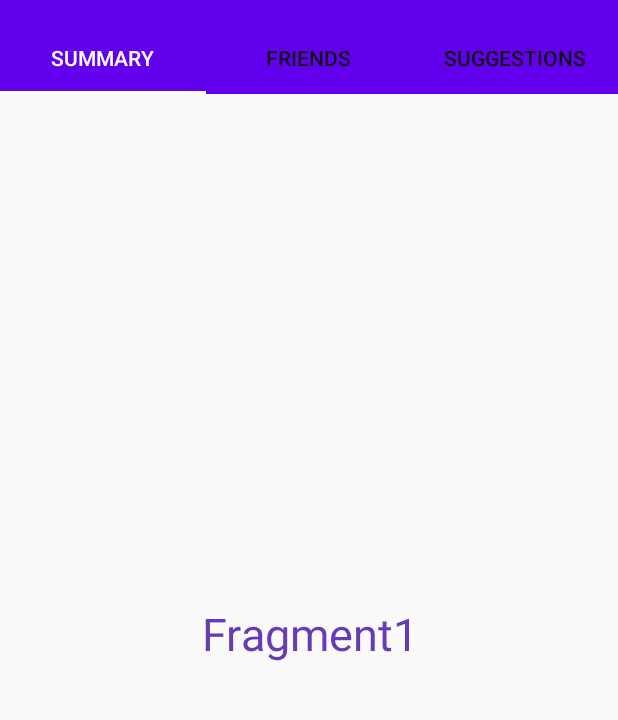
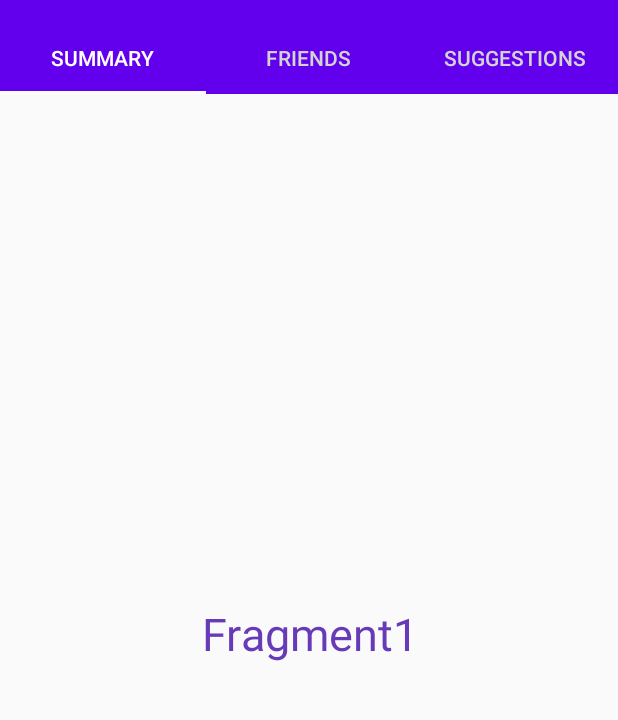
Before and after one commit to nisiddharth/RiseUp, an Android app: the FrontActivity screen opened directly, with no data from a screen before it, on a phone screen of 412 x 824 dp, the part 62-782 px from its top. Run offline under Robolectric (Android 15) with nearby library versions, the phone set to English and light mode, and no system bars; network calls fail.

Commit message:
Color update

```diff
--- a/Android/app/src/main/java/com/npdevs/riseup/FrontActivity.java
+++ b/Android/app/src/main/java/com/npdevs/riseup/FrontActivity.java
@@ -37,7 +37,7 @@ public class FrontActivity extends AppCompatActivity {
         pageAdapter = new PageAdapter(getSupportFragmentManager(),tabLayout.getTabCount());
         viewPager.setAdapter(pageAdapter);
 
-        tabLayout.setOnTabSelectedListener(new TabLayout.OnTabSelectedListener() {
+        tabLayout.addOnTabSelectedListener(new TabLayout.OnTabSelectedListener() {
             @Override
             public void onTabSelected(TabLayout.Tab tab) {
                 viewPager.setCurrentItem(tab.getPosition());
--- a/Android/app/src/main/res/layout/activity_front.xml
+++ b/Android/app/src/main/res/layout/activity_front.xml
@@ -21,7 +21,7 @@
             android:layout_width="match_parent"
             android:id="@+id/tablayout1"
             android:background="@color/colorPrimary"
-            app:tabTextColor="@color/black"
+            app:tabTextColor="@color/grey"
             app:tabSelectedTextColor="@color/white"
             app:tabIndicatorColor="@color/white">
 
```
